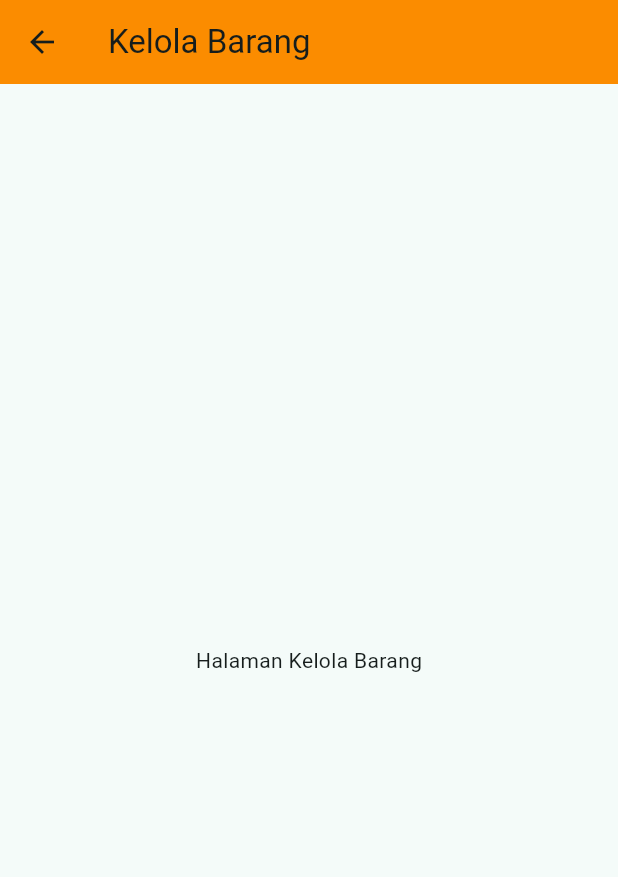
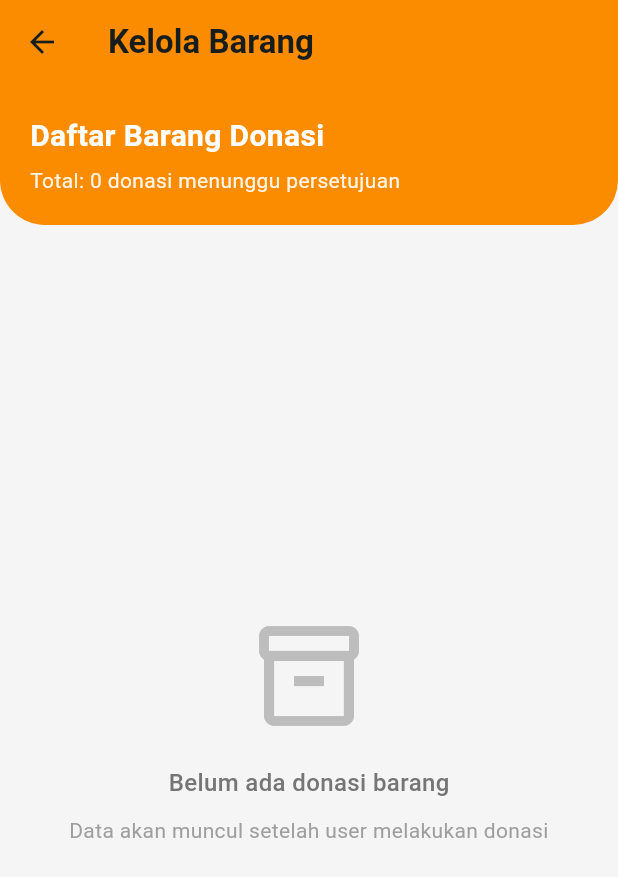
Before and after one commit to elisandksr/reboxcobacoba, a Flutter app: the KelolaBarangScreen screen opened directly, on a phone screen of 412 x 824 dp. Shown: the top 877 px of the screen. Run offline on Flutter 3.47's test engine with Material 3 defaults, Android fonts, the phone set to English and light mode, and no system bars; our stand-ins replace image_picker; Roboto replaces fonts that are missing (Poppins).

Commit message:
kelola barang user

```diff
--- a/lib/admin_dashboard_screen.dart
+++ b/lib/admin_dashboard_screen.dart
@@ -1,6 +1,8 @@
 import 'package:flutter/material.dart';
+import 'package:latcobareboc/kelola_barang_screen.dart';
 import 'login_admin_screen.dart';
 import 'kelola_pengguna_screen.dart';
+import 'kelola_barang_screen.dart';
 
 class AdminDashboard extends StatefulWidget {
   final String adminUsername;
@@ -284,21 +286,3 @@ class _AdminDashboardState extends State<AdminDashboard> with SingleTickerProvid
     );
   }
 }
-
-// Placeholder untuk Kelola Barang Screen
-class KelolaBarangScreen extends StatelessWidget {
-  const KelolaBarangScreen({super.key});
-
-  @override
-  Widget build(BuildContext context) {
-    return Scaffold(
-      appBar: AppBar(
-        title: const Text('Kelola Barang'),
-        backgroundColor: Colors.orange[600],
-      ),
-      body: const Center(
-        child: Text('Halaman Kelola Barang'),
-      ),
-    );
-  }
-}
--- /dev/null
+++ b/lib/kelola_barang_screen.dart
@@ -0,0 +1,364 @@
+import 'package:flutter/material.dart';
+import 'admin_dashboard_screen.dart';
+import 'user_data.dart';
+
+class KelolaBarangScreen extends StatefulWidget {
+  const KelolaBarangScreen({super.key});
+
+  @override
+  State<KelolaBarangScreen> createState() => _KelolaBarangScreenState();
+}
+
+class _KelolaBarangScreenState extends State<KelolaBarangScreen> {
+  // Data barang (akan diisi dari donasi user)
+  // Status: 'pending', 'disetujui', 'ditolak'
+  List<Map<String, dynamic>> _barangList = [];
+
+  void _setujuiBarang(int index) {
+    showDialog(
+      context: context,
+      builder: (context) => AlertDialog(
+        shape: RoundedRectangleBorder(borderRadius: BorderRadius.circular(15)),
+        title: const Text('Konfirmasi Setuju'),
+        content: Text('Apakah Anda yakin menyetujui donasi "${_barangList[index]['nama']}"?'),
+        actions: [
+          TextButton(
+            onPressed: () => Navigator.pop(context),
+            child: Text('Batal', style: TextStyle(color: Colors.grey[600])),
+          ),
+          ElevatedButton(
+            style: ElevatedButton.styleFrom(
+              backgroundColor: Colors.green[600],
+              shape: RoundedRectangleBorder(borderRadius: BorderRadius.circular(10)),
+            ),
+            onPressed: () {
+              setState(() {
+                _barangList[index]['status'] = 'disetujui';
+              });
+              Navigator.pop(context);
+              ScaffoldMessenger.of(context).showSnackBar(
+                SnackBar(
+                  content: const Text('Donasi berhasil disetujui'),
+                  backgroundColor: Colors.green[600],
+                  behavior: SnackBarBehavior.floating,
+                  shape: RoundedRectangleBorder(borderRadius: BorderRadius.circular(10)),
+                ),
+              );
+            },
+            child: const Text('Setuju'),
+          ),
+        ],
+      ),
+    );
+  }
+
+  void _tolakBarang(int index) {
+    showDialog(
+      context: context,
+      builder: (context) => AlertDialog(
+        shape: RoundedRectangleBorder(borderRadius: BorderRadius.circular(15)),
+        title: const Text('Konfirmasi Tolak'),
+        content: Text('Apakah Anda yakin menolak donasi "${_barangList[index]['nama']}"?'),
+        actions: [
+          TextButton(
+            onPressed: () => Navigator.pop(context),
+            child: Text('Batal', style: TextStyle(color: Colors.grey[600])),
+          ),
+          ElevatedButton(
+            style: ElevatedButton.styleFrom(
+              backgroundColor: Colors.red[600],
+              shape: RoundedRectangleBorder(borderRadius: BorderRadius.circular(10)),
+            ),
+            onPressed: () {
+              setState(() {
+                _barangList.removeAt(index);
+              });
+              Navigator.pop(context);
+              ScaffoldMessenger.of(context).showSnackBar(
+                SnackBar(
+                  content: const Text('Donasi berhasil ditolak dan dihapus'),
+                  backgroundColor: Colors.red[600],
+                  behavior: SnackBarBehavior.floating,
+                  shape: RoundedRectangleBorder(borderRadius: BorderRadius.circular(10)),
+                ),
+              );
+            },
+            child: const Text('Tolak'),
+          ),
+        ],
+      ),
+    );
+  }
+
+  @override
+  Widget build(BuildContext context) {
+    return Scaffold(
+      appBar: AppBar(
+        title: const Text(
+          'Kelola Barang',
+          style: TextStyle(fontWeight: FontWeight.bold),
+        ),
+        backgroundColor: Colors.orange[600],
+        elevation: 0,
+      ),
+      body: Container(
+        color: Colors.grey[100],
+        child: Column(
+          children: [
+            // Header Card
+            Container(
+              width: double.infinity,
+              padding: const EdgeInsets.all(20),
+              decoration: BoxDecoration(
+                color: Colors.orange[600],
+                borderRadius: const BorderRadius.only(
+                  bottomLeft: Radius.circular(30),
+                  bottomRight: Radius.circular(30),
+                ),
+              ),
+              child: Column(
+                crossAxisAlignment: CrossAxisAlignment.start,
+                children: [
+                  const Text(
+                    'Daftar Barang Donasi',
+                    style: TextStyle(
+                      color: Colors.white,
+                      fontSize: 20,
+                      fontWeight: FontWeight.bold,
+                    ),
+                  ),
+                  const SizedBox(height: 5),
+                  Text(
+                    'Total: ${_barangList.length} donasi menunggu persetujuan',
+                    style: TextStyle(
+                      color: Colors.white.withOpacity(0.9),
+                      fontSize: 14,
+                    ),
+                  ),
+                ],
+              ),
+            ),
+
+            // Table Content
+            Expanded(
+              child: _barangList.isEmpty
+                  ? Center(
+                      child: Column(
+                        mainAxisAlignment: MainAxisAlignment.center,
+                        children: [
+                          Icon(
+                            Icons.inventory_2_outlined,
+                            size: 80,
+                            color: Colors.grey[400],
+                          ),
+                          const SizedBox(height: 20),
+                          Text(
+                            'Belum ada donasi barang',
+                            style: TextStyle(
+                              fontSize: 16,
+                              color: Colors.grey[600],
+                              fontWeight: FontWeight.w500,
+                            ),
+                          ),
+                          const SizedBox(height: 10),
+                          Text(
+                            'Data akan muncul setelah user melakukan donasi',
+                            style: TextStyle(
+                              fontSize: 14,
+                              color: Colors.grey[500],
+                            ),
+                            textAlign: TextAlign.center,
+                          ),
+                        ],
+                      ),
+                    )
+                  : SingleChildScrollView(
+                      padding: const EdgeInsets.all(16),
+                      child: Container(
+                        decoration: BoxDecoration(
+                          color: Colors.white,
+                          borderRadius: BorderRadius.circular(15),
+                          boxShadow: [
+                            BoxShadow(
+                              color: Colors.black.withOpacity(0.05),
+                              blurRadius: 10,
+                              offset: const Offset(0, 4),
+                            ),
+                          ],
+                        ),
+                        child: Column(
+                          children: [
+                            // Table Header
+                            Container(
+                              padding: const EdgeInsets.symmetric(horizontal: 16, vertical: 12),
+                              decoration: BoxDecoration(
+                                color: Colors.orange[50],
+                                borderRadius: const BorderRadius.only(
+                                  topLeft: Radius.circular(15),
+                                  topRight: Radius.circular(15),
+                                ),
+                              ),
+                              child: Row(
+                                children: [
+                                  Expanded(
+                                    flex: 1,
+                                    child: Text(
+                                      'No',
+                                      style: TextStyle(
+                                        fontWeight: FontWeight.bold,
+                                        color: Colors.orange[800],
+                                      ),
+                                    ),
+                                  ),
+                                  Expanded(
+                                    flex: 4,
+                                    child: Text(
+                                      'Nama Barang',
+                                      style: TextStyle(
+                                        fontWeight: FontWeight.bold,
+                                        color: Colors.orange[800],
+                                      ),
+                                    ),
+                                  ),
+                                  Expanded(
+                                    flex: 3,
+                                    child: Text(
+                                      'Setuju / Tolak',
+                                      textAlign: TextAlign.center,
+                                      style: TextStyle(
+                                        fontWeight: FontWeight.bold,
+                                        color: Colors.orange[800],
+                                      ),
+                                    ),
+                                  ),
+                                ],
+                              ),
+                            ),
+
+                            // Table Body
+                            ListView.builder(
+                              shrinkWrap: true,
+                              physics: const NeverScrollableScrollPhysics(),
+                              itemCount: _barangList.length,
+                              itemBuilder: (context, index) {
+                                final barang = _barangList[index];
+                                final status = barang['status'] ?? 'pending';
+
+                                return Container(
+                                  padding: const EdgeInsets.symmetric(horizontal: 16, vertical: 12),
+                                  decoration: BoxDecoration(
+                                    border: Border(
+                                      bottom: BorderSide(color: Colors.grey[200]!),
+                                    ),
+                                    color: status == 'disetujui'
+                                        ? Colors.green[50]
+                                        : Colors.white,
+                                  ),
+                                  child: Row(
+                                    children: [
+                                      Expanded(
+                                        flex: 1,
+                                        child: Text(
+                                          '${index + 1}',
+                                          style: const TextStyle(fontSize: 14),
+                                        ),
+                                      ),
+                                      Expanded(
+                                        flex: 4,
+                                        child: Column(
+                                          crossAxisAlignment: CrossAxisAlignment.start,
+                                          children: [
+                                            Text(
+                                              barang['nama'] ?? '-',
+                                              style: const TextStyle(
+                                                fontSize: 14,
+                                                fontWeight: FontWeight.w600,
+                                              ),
+                                            ),
+                                            if (barang['kategori'] != null)
+                                              Text(
+                                                barang['kategori'],
+                                                style: TextStyle(
+                                                  fontSize: 12,
+                                                  color: Colors.grey[600],
+                                                ),
+                                              ),
+                                          ],
+                                        ),
+                                      ),
+                                      Expanded(
+                                        flex: 3,
+                                        child: status == 'disetujui'
+                                            ? Container(
+                                                padding: const EdgeInsets.symmetric(horizontal: 12, vertical: 6),
+                                                decoration: BoxDecoration(
+                                                  color: Colors.green[600],
+                                                  borderRadius: BorderRadius.circular(8),
+                                                ),
+                                                child: const Text(
+                                                  'Disetujui',
+                                                  style: TextStyle(
+                                                    color: Colors.white,
+                                                    fontSize: 12,
+                                                    fontWeight: FontWeight.bold,
+                                                  ),
+                                                  textAlign: TextAlign.center,
+                                                ),
+                                              )
+                                            : Row(
+                                                mainAxisAlignment: MainAxisAlignment.center,
+                                                children: [
+                                                  // Tombol Setuju
+                                                  Expanded(
+                                                    child: ElevatedButton(
+                                                      style: ElevatedButton.styleFrom(
+                                                        backgroundColor: Colors.green[600],
+                                                        padding: const EdgeInsets.symmetric(vertical: 8),
+                                                        shape: RoundedRectangleBorder(
+                                                          borderRadius: BorderRadius.circular(8),
+                                                        ),
+                                                      ),
+                                                      onPressed: () => _setujuiBarang(index),
+                                                      child: const Text(
+                                                        'Setuju',
+                                                        style: TextStyle(fontSize: 12),
+                                                      ),
+                                                    ),
+                                                  ),
+                                                  const SizedBox(width: 8),
+                                                  // Tombol Tolak
+                                                  Expanded(
+                                                    child: ElevatedButton(
+                                                      style: ElevatedButton.styleFrom(
+                                                        backgroundColor: Colors.red[600],
+                                                        padding: const EdgeInsets.symmetric(vertical: 8),
+                                                        shape: RoundedRectangleBorder(
+                                                          borderRadius: BorderRadius.circular(8),
+                                                        ),
+                                                      ),
+                                                      onPressed: () => _tolakBarang(index),
+                                                      child: const Text(
+                                                        'Tolak',
+                                                        style: TextStyle(fontSize: 12),
+                                                      ),
+                                                    ),
+                                                  ),
+                                                ],
+                                              ),
+                                      ),
+                                    ],
+                                  ),
+                                );
+                              },
+                            ),
+                          ],
+                        ),
+                      ),
+                    ),
+            ),
+          ],
+        ),
+      ),
+    );
+  }
+}
--- a/lib/main.dart
+++ b/lib/main.dart
@@ -1,4 +1,5 @@
 import 'package:flutter/material.dart';
+import 'package:latcobareboc/login_admin_screen.dart';
 import 'login_screen.dart';
 
 void main() {
@@ -19,7 +20,7 @@ class ReBoxApp extends StatelessWidget {
         colorScheme: ColorScheme.fromSeed(seedColor: const Color(0xFF00736D)),
         useMaterial3: true,
       ),
-      home: const LoginScreen(),
+      home: const AdminLoginScreen(),
     );
   }
 }
```
